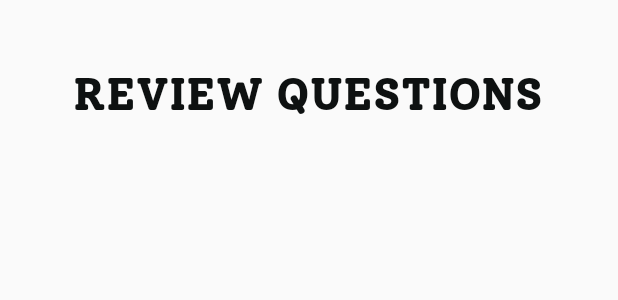
After one commit to AngelikaJustine/EasyMath, an Android app: the layout activity_review.xml on its own in the app's theme, with its tools: preview values and no code run, on a phone screen of 412 x 824 dp. The commit adds this screen. Shown: the top 300 px of the screen. Run offline under Robolectric (Android 15) with nearby library versions, the phone set to English and light mode, and no system bars.

Commit message:
Review Activity Done

```diff
--- a/app/src/main/AndroidManifest.xml
+++ b/app/src/main/AndroidManifest.xml
@@ -9,7 +9,8 @@
         android:roundIcon="@mipmap/ic_launcher_round"
         android:supportsRtl="true"
         android:theme="@style/AppTheme">
-        <activity android:name=".Info"></activity>
+        <activity android:name=".Review"></activity>
+        <activity android:name=".Info" />
         <activity android:name=".LevelFive" />
         <activity android:name=".LevelFour" />
         <activity android:name=".LevelThree" />
--- /dev/null
+++ b/app/src/main/res/layout/activity_review.xml
@@ -0,0 +1,38 @@
+<?xml version="1.0" encoding="utf-8"?>
+<androidx.constraintlayout.widget.ConstraintLayout xmlns:android="http://schemas.android.com/apk/res/android"
+    xmlns:app="http://schemas.android.com/apk/res-auto"
+    xmlns:tools="http://schemas.android.com/tools"
+    android:layout_width="match_parent"
+    android:layout_height="match_parent"
+    tools:context=".Review"
+    >
+
+    <TextView
+        android:id="@+id/txtReview"
+        android:layout_width="wrap_content"
+        android:layout_height="wrap_content"
+        android:fontFamily="@font/solwayextrabold"
+        android:text="REVIEW QUESTIONS"
+        android:textColor="@color/black"
+        android:textSize="30sp"
+        android:textStyle="bold"
+        app:layout_constraintBottom_toBottomOf="parent"
+        app:layout_constraintEnd_toEndOf="parent"
+        app:layout_constraintHorizontal_bias="0.494"
+        app:layout_constraintStart_toStartOf="parent"
+        app:layout_constraintTop_toTopOf="parent"
+        app:layout_constraintVertical_bias="0.056" />
+
+    <ListView
+        android:id="@+id/soalsalah"
+        android:layout_width="match_parent"
+        android:layout_height="wrap_content"
+        android:layout_marginTop="32dp"
+        app:layout_constraintBottom_toBottomOf="parent"
+        app:layout_constraintEnd_toEndOf="parent"
+        app:layout_constraintHorizontal_bias="0.0"
+        app:layout_constraintStart_toStartOf="parent"
+        app:layout_constraintTop_toBottomOf="@+id/txtReview"
+        app:layout_constraintVertical_bias="0.025"></ListView>
+
+</androidx.constraintlayout.widget.ConstraintLayout>
```
Also changed, not shown: app/src/main/java/com/example/easymath/ChallengeActivity.java (+36 -5 lines), app/src/main/java/com/example/easymath/RankActivity.java (+26 -21 lines), app/src/main/java/com/example/easymath/Review.java (added, +32 -0 lines).
